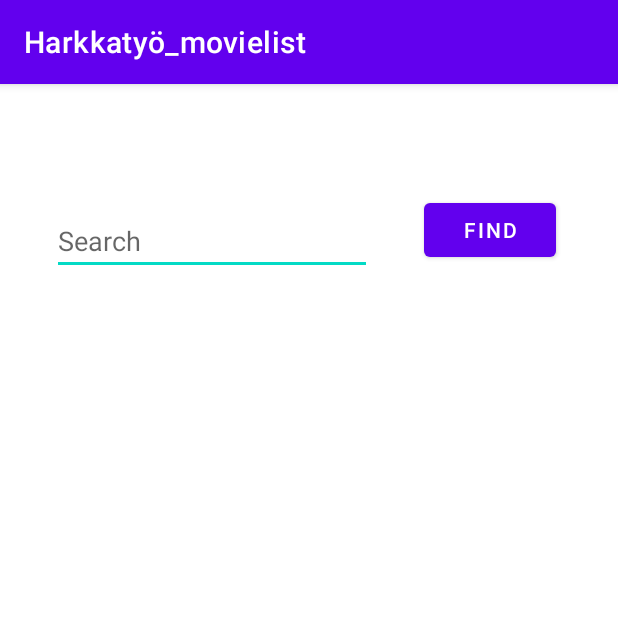
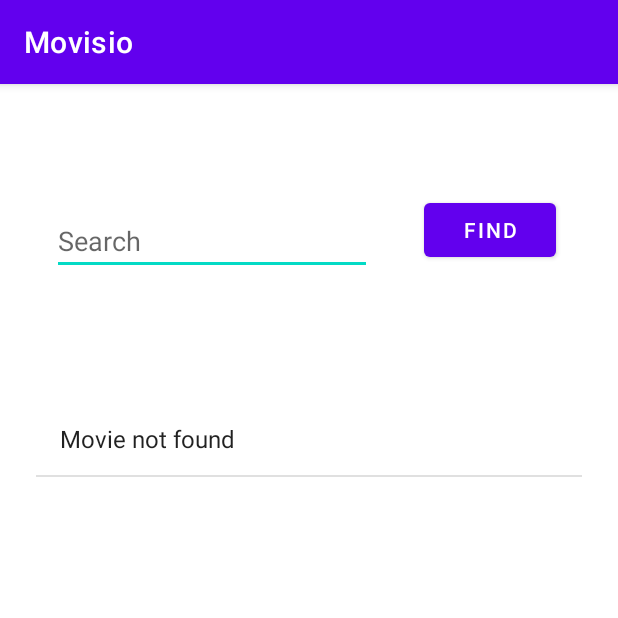
Before and after one commit to annikesa/movielist, an Android app: the screen it shows after launch (MainActivity), after a tap on "FIND", on a phone screen of 412 x 824 dp, the top half of it. Run offline under Robolectric (Android 15) with nearby library versions, the phone set to English and light mode, and no system bars; 6 statements that could not run were skipped.

Commit message:
uppercase juttuja

```diff
--- a/app/src/main/java/com/example/harkkaty_movielist/MainActivity.java
+++ b/app/src/main/java/com/example/harkkaty_movielist/MainActivity.java
@@ -5,6 +5,7 @@ import androidx.appcompat.app.AppCompatActivity;
 import android.content.Context;
 import android.os.Bundle;
 import android.os.StrictMode;
+import android.view.LayoutInflater;
 import android.view.View;
 import android.widget.ArrayAdapter;
 import android.widget.Button;
@@ -22,17 +23,28 @@ public class MainActivity extends AppCompatActivity {
     EditText search;
     Button button;
     MovieList movielist;
-
+    private Object LayoutInflater;
 
 
     @Override
     protected void onCreate(Bundle savedInstanceState) {
         super.onCreate(savedInstanceState);
         setContentView(R.layout.activity_main);
+        getSupportActionBar().setTitle("Movisio");
+        /*androidx.appcompat.app.ActionBar actionBar = getSupportActionBar();
+        actionBar.setBackgroundDrawable(getResources().getDrawable(R.drawable.ic_launcher_background));
+        getSupportActionBar().setDisplayShowTitleEnabled(false);
+
+        actionBar.setDisplayShowCustomEnabled(true);
+        LayoutInflater inflater = (LayoutInflater)this.getSystemService(Context.LAYOUT_INFLATER_SERVICE);
+        View v = inflater.inflate(R.layout.custom_image, null);
+        actionBar.setCustomView(v);*/
+
         context = MainActivity.this;
         movies = new ArrayList<>();
         search = (EditText) findViewById(R.id.search);
         button = (Button) findViewById(R.id.button);
+
         StrictMode.ThreadPolicy policy = new StrictMode.ThreadPolicy.Builder().permitAll().build();
         StrictMode.setThreadPolicy(policy);
         movielist = new MovieList();
@@ -60,26 +72,39 @@ public class MainActivity extends AppCompatActivity {
         input = firstLetter + remainingLetters;
 
         ArrayList<String> find = new ArrayList<>();
-            if (!input.isEmpty()){
+        if (!input.isEmpty()) {
             System.out.println("moi2");
-                for(int i = 0; i < movies.size(); i++){
+            for (int i = 0; i < movies.size(); i++) {
 
                 System.out.println(movies.get(i));
-                    if(movielist.list1.get(i).name.contains(input)) {
+                if (movielist.list1.get(i).name.contains(input)) {
                     System.out.println("moi4");
                     find.add(movies.get(i));
 
                 }
-                    if(movielist.list1.get(i).genre.contains(input)) {
+                if (movielist.list1.get(i).genre.contains(input)) {
                     System.out.println("moi5");
                     find.add(movies.get(i));
 
+                }
 
             }
+            if (find.isEmpty()){
+
+                find.add("Movie not found");
             }
+               /* if (movielist.list1.get(i).firstname.contains(input)) {
+                    System.out.println("moi5");
+                    find.add(movies.get(i));
+                }
+                if (movielist.list1.get(i).lastname.contains(input)) {
+                    System.out.println("moi5");
+                    find.add(movies.get(i));
+                }*/
+
+
             ArrayAdapter<String> adapter = new ArrayAdapter(this, android.R.layout.simple_list_item_1, find);
             text.setAdapter(adapter);
-
         }
         }
     }
--- a/app/src/main/java/com/example/harkkaty_movielist/Movie.java
+++ b/app/src/main/java/com/example/harkkaty_movielist/Movie.java
@@ -17,6 +17,7 @@ public class Movie {
     String length;
     String year;
     String genre;
+
 
     public Movie ( String name, String length, String year,String genre) {
 
@@ -43,4 +44,7 @@ public class Movie {
         return genre;
     }
 
+
+
+
 }
--- a/app/src/main/res/layout/activity_main.xml
+++ b/app/src/main/res/layout/activity_main.xml
@@ -23,6 +23,7 @@
         android:ems="10"
         android:hint="Search"
         android:inputType="textPersonName"
+        android:onClick="searchMovie"
         app:layout_constraintBottom_toTopOf="@+id/listview"
         app:layout_constraintEnd_toEndOf="parent"
         app:layout_constraintHorizontal_bias="0.174"
```
Also changed, not shown: app/src/main/java/com/example/harkkaty_movielist/Actor.java (added, +28 -0 lines), app/src/main/java/com/example/harkkaty_movielist/MovieList.java (+25 -3 lines), app/src/main/res/layout/custom_image.xml (added, +10 -0 lines), app/src/main/res/drawable/movisio.png (added). Lines whose indentation alone changed are shown as unchanged.
